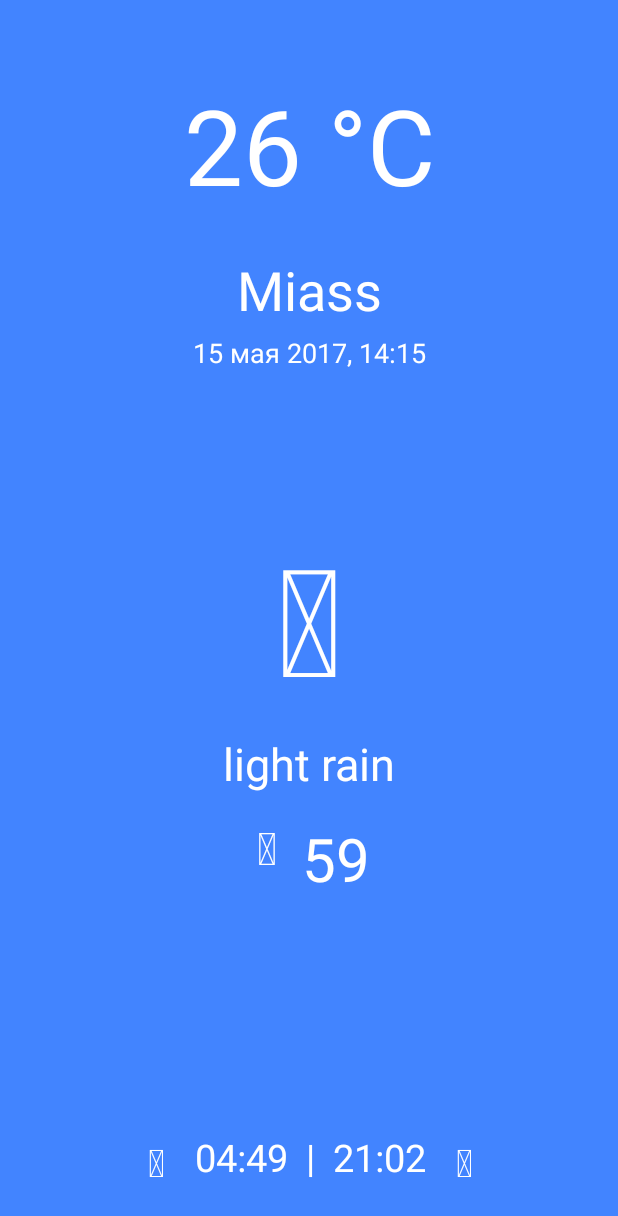
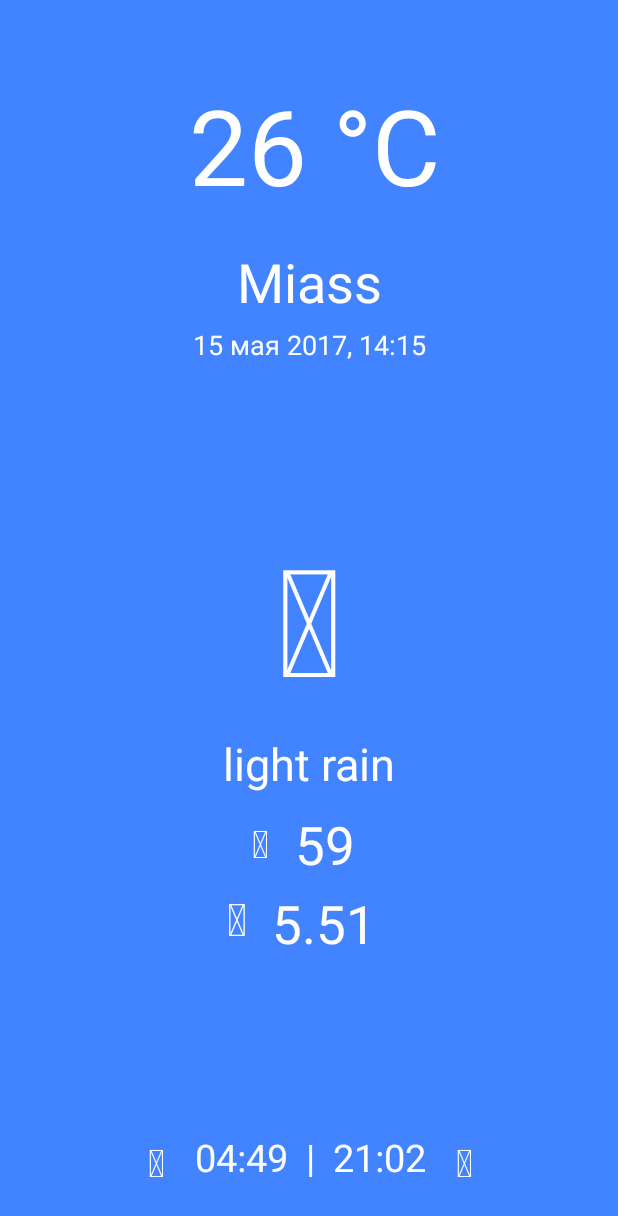
Before and after one commit to kulikovman/WeatherApp, an Android app: the layout activity_main.xml on its own in the app's theme, with its tools: preview values and no code run, on a phone screen of 412 x 824 dp. Shown: the top 1216 px of the screen. Run offline under Robolectric (Android 15) with nearby library versions, the phone set to English and light mode, and no system bars.

```diff
--- a/app/src/main/java/ru/kulikovman/weather/Model/OpenWeatherMap.java
+++ b/app/src/main/java/ru/kulikovman/weather/Model/OpenWeatherMap.java
@@ -13,9 +13,9 @@ public class OpenWeatherMap {
     private Clouds clouds;
     private Sys sys;
 
+    private String name;
     private int dt;
     private int id;
-    private String name;
     private int cod;
 
     public OpenWeatherMap() {
@@ -31,9 +31,9 @@ public class OpenWeatherMap {
         this.clouds = clouds;
         this.sys = sys;
 
+        this.name = name;
         this.dt = dt;
         this.id = id;
-        this.name = name;
         this.cod = cod;
     }
 
--- a/app/src/main/res/layout/activity_main.xml
+++ b/app/src/main/res/layout/activity_main.xml
@@ -21,7 +21,7 @@
         android:text="26 °C"
         android:textColor="@color/white"
         android:textSize="70sp"
-        app:layout_constraintHorizontal_bias="0.5"
+        app:layout_constraintHorizontal_bias="0.515"
         app:layout_constraintLeft_toLeftOf="parent"
         app:layout_constraintRight_toRightOf="parent"
         tools:ignore="MissingPrefix"
@@ -38,7 +38,7 @@
         android:layout_marginLeft="8dp"
         android:layout_marginRight="8dp"
         android:layout_marginStart="8dp"
-        android:layout_marginTop="25dp"
+        android:layout_marginTop="20dp"
         android:text="Miass"
         android:textColor="@color/white"
         android:textSize="36sp"
@@ -128,17 +128,37 @@
         android:layout_marginLeft="8dp"
         android:layout_marginRight="8dp"
         android:layout_marginStart="8dp"
-        android:layout_marginTop="16dp"
+        android:layout_marginTop="10dp"
         android:gravity="center"
         android:text="59"
         android:textColor="@color/white"
-        android:textSize="40sp"
+        android:textSize="35sp"
         app:layout_constraintLeft_toLeftOf="parent"
         app:layout_constraintRight_toRightOf="parent"
         app:layout_constraintTop_toBottomOf="@+id/tvDescription"
         tools:layout_constraintLeft_creator="1"
         tools:layout_constraintRight_creator="1"
-        app:layout_constraintHorizontal_bias="0.551" />
+        app:layout_constraintHorizontal_bias="0.53" />
+
+    <TextView
+        android:id="@+id/tvWind"
+        android:layout_width="wrap_content"
+        android:layout_height="wrap_content"
+        android:layout_marginEnd="8dp"
+        android:layout_marginLeft="8dp"
+        android:layout_marginRight="8dp"
+        android:layout_marginStart="8dp"
+        android:gravity="center"
+        android:text="5.51"
+        android:textColor="@color/white"
+        android:textSize="35sp"
+        app:layout_constraintLeft_toLeftOf="parent"
+        app:layout_constraintRight_toRightOf="parent"
+        tools:layout_constraintLeft_creator="1"
+        tools:layout_constraintRight_creator="1"
+        android:layout_marginTop="5dp"
+        app:layout_constraintTop_toBottomOf="@+id/tvHumidity"
+        app:layout_constraintHorizontal_bias="0.53" />
 
     <TextView
         android:id="@+id/humidityIcon"
@@ -147,12 +167,26 @@
         android:layout_height="wrap_content"
         android:text="@string/wi_humidity"
         android:textColor="@color/white"
-        android:textSize="30sp"
+        android:textSize="25sp"
         android:gravity="center"
         app:layout_constraintRight_toLeftOf="@+id/tvHumidity"
         android:layout_marginRight="8dp"
         android:layout_marginTop="15dp"
         app:layout_constraintTop_toBottomOf="@+id/tvDescription" />
+
+    <TextView
+        android:id="@+id/windIcon"
+        style="@style/TextViewWeatherIconFont"
+        android:layout_width="30dp"
+        android:layout_height="wrap_content"
+        android:text="@string/wi_direction_up_right"
+        android:textColor="@color/white"
+        android:textSize="30sp"
+        android:gravity="center"
+        app:layout_constraintRight_toLeftOf="@+id/tvWind"
+        android:layout_marginRight="8dp"
+        android:layout_marginTop="5dp"
+        app:layout_constraintTop_toBottomOf="@+id/tvHumidity" />
 
     <TextView
         android:id="@+id/tvSunSetRise"
```
Also changed, not shown: app/src/main/java/ru/kulikovman/weather/MainActivity.java (+87 -32 lines).
